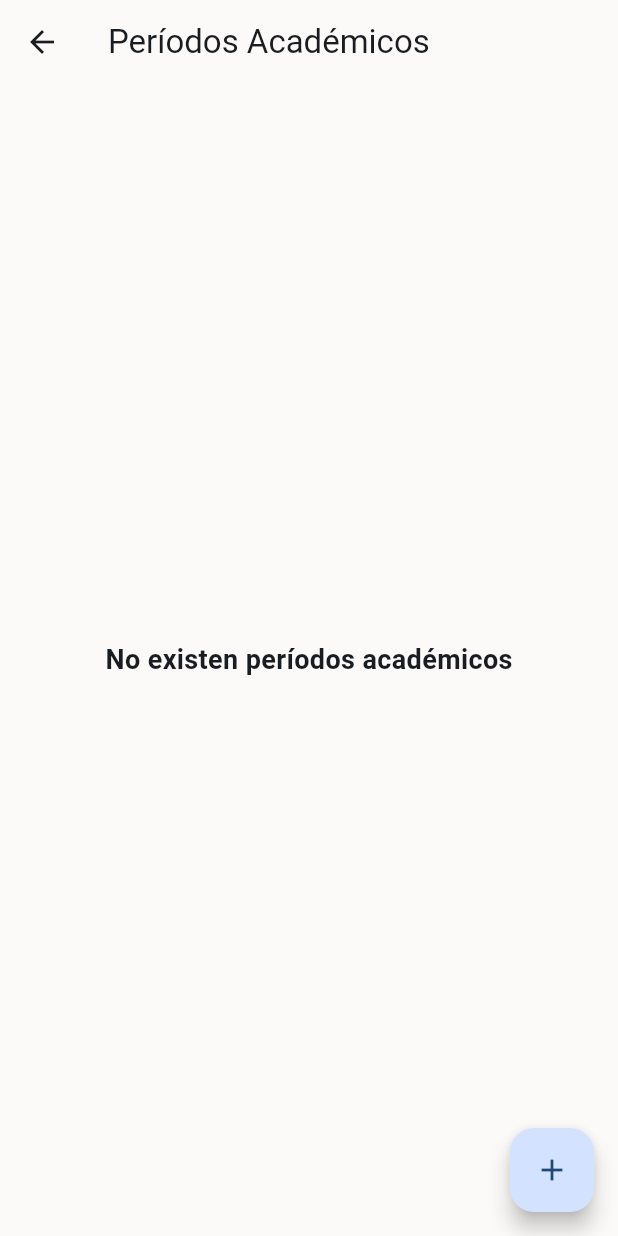
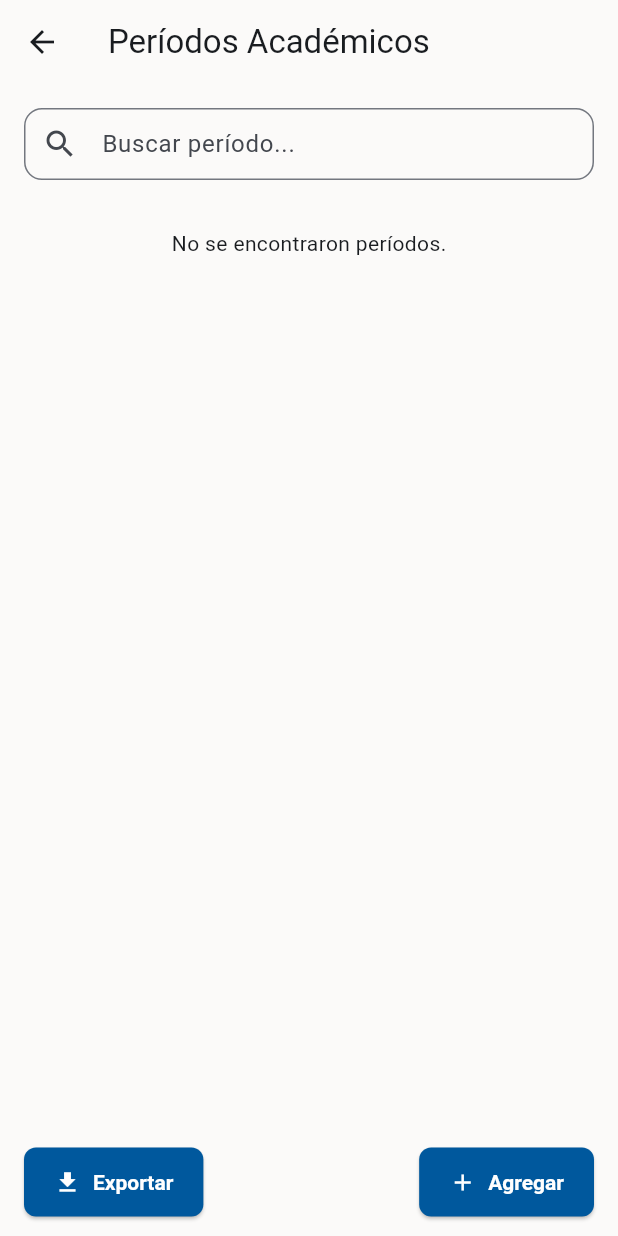
Before and after one commit to diegachito007/app_profesor, a Flutter app: the PeriodosPage screen opened by its route, on a phone screen of 412 x 824 dp. Run offline on Flutter 3.47's test engine with Material 3 defaults, Android fonts, the phone set to English and light mode, and no system bars; our stand-ins replace flutter_riverpod, logger, shared_preferences, sqflite, supabase_flutter; accounts and stored records are empty.

Commit message:
Cursos Funcional

```diff
--- a/lib/features/pages/cursos_page.dart
+++ b/lib/features/pages/cursos_page.dart
@@ -163,6 +163,9 @@ class _CursosPageState extends ConsumerState<CursosPage> {
         decoration: BoxDecoration(
           color: Colors.grey.shade100,
           borderRadius: BorderRadius.circular(10),
+          border: Border.all(
+            color: Colors.grey.shade300,
+          ), // 👈 Borde sutil agregado
           boxShadow: [
             BoxShadow(
               color: Colors.black.withAlpha((0.03 * 255).round()),
--- a/lib/features/pages/periodos_page.dart
+++ b/lib/features/pages/periodos_page.dart
@@ -14,6 +14,8 @@ class PeriodosPage extends ConsumerStatefulWidget {
 }
 
 class _PeriodosPageState extends ConsumerState<PeriodosPage> {
+  String _filtro = '';
+
   void _mostrarDialogoPeriodo({Periodo? periodo}) {
     DateTime? fechaInicio = periodo?.inicio;
     DateTime? fechaFin = periodo?.fin;
@@ -71,16 +73,16 @@ class _PeriodosPageState extends ConsumerState<PeriodosPage> {
                       ? null
                       : () async {
                           if (fechaInicio == null || fechaFin == null) {
-                            setModalState(() {
-                              mensajeError = "Selecciona ambas fechas";
-                            });
+                            setModalState(
+                              () => mensajeError = "Selecciona ambas fechas",
+                            );
                             return;
                           }
                           if (fechaInicio!.isAfter(fechaFin!)) {
-                            setModalState(() {
-                              mensajeError =
-                                  "La fecha de inicio no puede ser posterior a la fecha final.";
-                            });
+                            setModalState(
+                              () => mensajeError =
+                                  "La fecha de inicio no puede ser posterior a la fecha final.",
+                            );
                             return;
                           }
 
@@ -253,64 +255,121 @@ class _PeriodosPageState extends ConsumerState<PeriodosPage> {
         loading: () => const Center(child: CircularProgressIndicator()),
         error: (e, _) => Center(child: Text("Error: $e")),
         data: (controller) {
-          final periodos = controller.periodos;
-          if (periodos.isEmpty) {
-            return const Center(
-              child: Text(
-                "No existen períodos académicos",
-                style: TextStyle(fontSize: 18, fontWeight: FontWeight.bold),
+          final periodos = controller.periodos
+              .where(
+                (p) => p.nombre.toLowerCase().contains(_filtro.toLowerCase()),
+              )
+              .toList();
+
+          return ListView(
+            padding: const EdgeInsets.symmetric(vertical: 8),
+            children: [
+              Padding(
+                padding: const EdgeInsets.symmetric(
+                  horizontal: 16,
+                  vertical: 8,
                 ),
+                child: TextField(
+                  decoration: InputDecoration(
+                    hintText: 'Buscar período...',
+                    prefixIcon: const Icon(Icons.search),
+                    border: OutlineInputBorder(
+                      borderRadius: BorderRadius.circular(12),
+                    ),
+                    contentPadding: const EdgeInsets.symmetric(horizontal: 16),
+                  ),
+                  onChanged: (value) => setState(() => _filtro = value),
+                ),
+              ),
+              if (periodos.isEmpty)
+                const Padding(
+                  padding: EdgeInsets.all(24),
+                  child: Center(child: Text('No se encontraron períodos.')),
+                ),
+              ...periodos.map(
+                (periodo) => _buildPeriodoTile(periodo, controller),
+              ),
+              const SizedBox(height: 100),
+            ],
           );
-          }
-          return _buildListaPeriodos(periodos, controller);
         },
       ),
-      floatingActionButton: FloatingActionButton(
-        child: const Icon(Icons.add),
+      bottomNavigationBar: Padding(
+        padding: const EdgeInsets.symmetric(horizontal: 16, vertical: 12),
+        child: Row(
+          mainAxisAlignment: MainAxisAlignment.spaceBetween,
+          children: [
+            ElevatedButton.icon(
+              onPressed: () {
+                // Acción de exportar
+              },
+              icon: const Icon(Icons.file_download),
+              label: const Text('Exportar'),
+              style: ElevatedButton.styleFrom(
+                padding: const EdgeInsets.symmetric(
+                  horizontal: 20,
+                  vertical: 14,
+                ),
+              ),
+            ),
+            ElevatedButton.icon(
               onPressed: () => _mostrarDialogoPeriodo(),
+              icon: const Icon(Icons.add),
+              label: const Text('Agregar'),
+              style: ElevatedButton.styleFrom(
+                padding: const EdgeInsets.symmetric(
+                  horizontal: 20,
+                  vertical: 14,
                 ),
-    );
-  }
-
-  Widget _buildListaPeriodos(
-    List<Periodo> periodos,
-    PeriodosController controller,
-  ) {
-    return ListView.builder(
-      itemCount: periodos.length,
-      itemBuilder: (context, index) {
-        final periodo = periodos[index];
-        return Card(
-          elevation: 6,
-          margin: const EdgeInsets.symmetric(horizontal: 12, vertical: 6),
-          child: ListTile(
-            title: Text(
-              periodo.nombre,
-              style: const TextStyle(fontWeight: FontWeight.bold),
-            ),
-            subtitle: Padding(
-              padding: const EdgeInsets.only(top: 4.0),
-              child: Column(
-                crossAxisAlignment: CrossAxisAlignment.start,
-                children: [
-                  Text(
-                    "Inicio: ${DateFormat('dd/MM/yyyy').format(periodo.inicio)}",
-                  ),
-                  Text("Fin: ${DateFormat('dd/MM/yyyy').format(periodo.fin)}"),
-                  Text(
-                    periodo.estadoLabel,
-                    style: TextStyle(
-                      fontWeight: FontWeight.w500,
-                      color: periodo.activo
-                          ? Colors.green
-                          : Colors.grey.shade700,
               ),
             ),
           ],
         ),
       ),
-            trailing: Row(
-              mainAxisSize: MainAxisSize.min,
+    );
+  }
+
+  Widget _buildPeriodoTile(Periodo periodo, PeriodosController controller) {
+    return Padding(
+      padding: const EdgeInsets.symmetric(horizontal: 16, vertical: 4),
+      child: Container(
+        decoration: BoxDecoration(
+          color: Colors.grey.shade100,
+          borderRadius: BorderRadius.circular(10),
+          border: Border.all(
+            color: Colors.grey.shade300,
+          ), // 👈 Borde sutil agregado
+          boxShadow: [
+            BoxShadow(
+              color: Colors.black.withAlpha((0.03 * 255).round()),
+              blurRadius: 3,
+              offset: const Offset(0, 1.5),
+            ),
+          ],
+        ),
+        padding: const EdgeInsets.symmetric(horizontal: 14, vertical: 10),
+        child: Column(
+          crossAxisAlignment: CrossAxisAlignment.start,
+          children: [
+            Text(
+              periodo.nombre,
+              style: const TextStyle(fontSize: 15, fontWeight: FontWeight.w600),
+            ),
+            const SizedBox(height: 4),
+            Text("Inicio: ${DateFormat('dd/MM/yyyy').format(periodo.inicio)}"),
+            Text("Fin: ${DateFormat('dd/MM/yyyy').format(periodo.fin)}"),
+            const SizedBox(height: 6),
+            Row(
+              mainAxisAlignment: MainAxisAlignment.spaceBetween,
+              children: [
+                Text(
+                  periodo.estadoLabel,
+                  style: TextStyle(
+                    fontWeight: FontWeight.w500,
+                    color: periodo.activo ? Colors.green : Colors.grey.shade700,
+                  ),
+                ),
+                Row(
                   children: [
                     if (!periodo.activo)
                       IconButton(
@@ -328,20 +387,22 @@ class _PeriodosPageState extends ConsumerState<PeriodosPage> {
                         tooltip: 'Período activo',
                       ),
                     IconButton(
-                  icon: const Icon(Icons.edit),
+                      icon: const Icon(Icons.edit, color: Colors.blueGrey),
                       tooltip: 'Editar período',
                       onPressed: () => _mostrarDialogoPeriodo(periodo: periodo),
                     ),
                     IconButton(
-                  icon: const Icon(Icons.delete),
+                      icon: const Icon(Icons.delete, color: Colors.redAccent),
                       tooltip: 'Eliminar período',
                       onPressed: () => _confirmarEliminacion(periodo),
                     ),
                   ],
                 ),
+              ],
             ),
-        );
-      },
+          ],
+        ),
+      ),
     );
   }
 }
```
Lines whose indentation alone changed are shown as unchanged.
